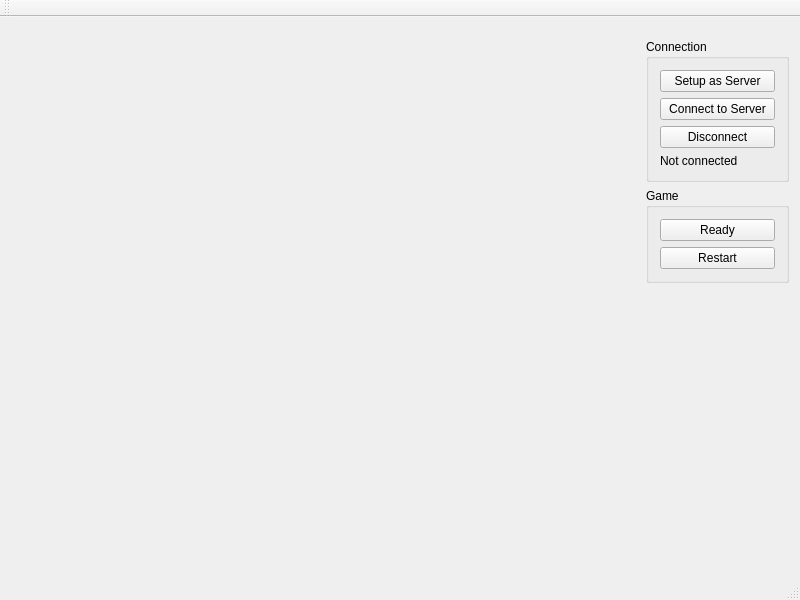
Qt form src/gomoku.ui (roastduck/gomoku) before a commit.
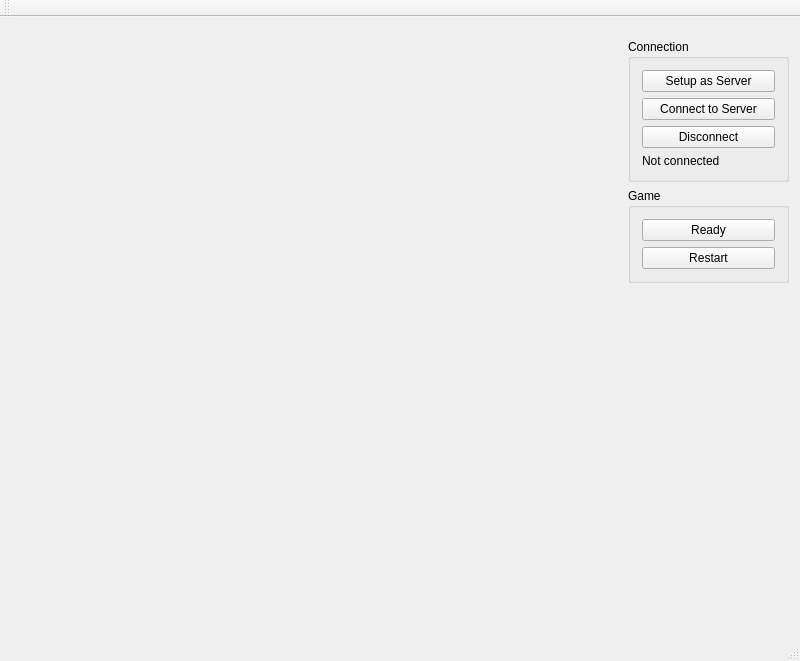
The same form after that commit.

The edit to the form file:
```diff
--- a/src/gomoku.ui
+++ b/src/gomoku.ui
@@ -18,11 +18,40 @@
     <item>
      <widget class="QWidget" name="boardWidget" native="true">
       <property name="sizePolicy">
-       <sizepolicy hsizetype="Preferred" vsizetype="Preferred">
+       <sizepolicy hsizetype="Fixed" vsizetype="Fixed">
         <horstretch>4</horstretch>
         <verstretch>0</verstretch>
        </sizepolicy>
       </property>
+      <property name="minimumSize">
+       <size>
+        <width>600</width>
+        <height>600</height>
+       </size>
+      </property>
+      <property name="maximumSize">
+       <size>
+        <width>600</width>
+        <height>600</height>
+       </size>
+      </property>
+      <layout class="QGridLayout" name="gridLayout">
+       <property name="leftMargin">
+        <number>0</number>
+       </property>
+       <property name="topMargin">
+        <number>0</number>
+       </property>
+       <property name="rightMargin">
+        <number>0</number>
+       </property>
+       <property name="bottomMargin">
+        <number>0</number>
+       </property>
+       <property name="spacing">
+        <number>0</number>
+       </property>
+      </layout>
      </widget>
     </item>
     <item>
```
